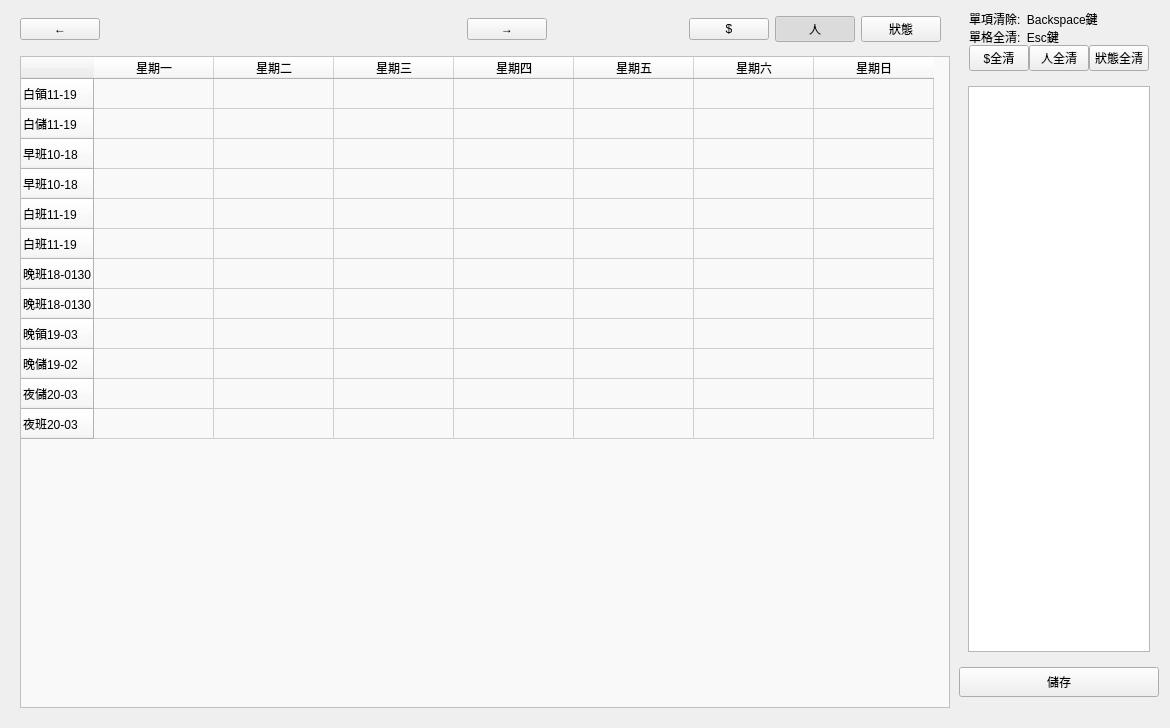
The window that src/AdbClient/StageReport/LayerSchedule.ui (roger0816/Adb) describes before a commit, drawn with Qt 5.
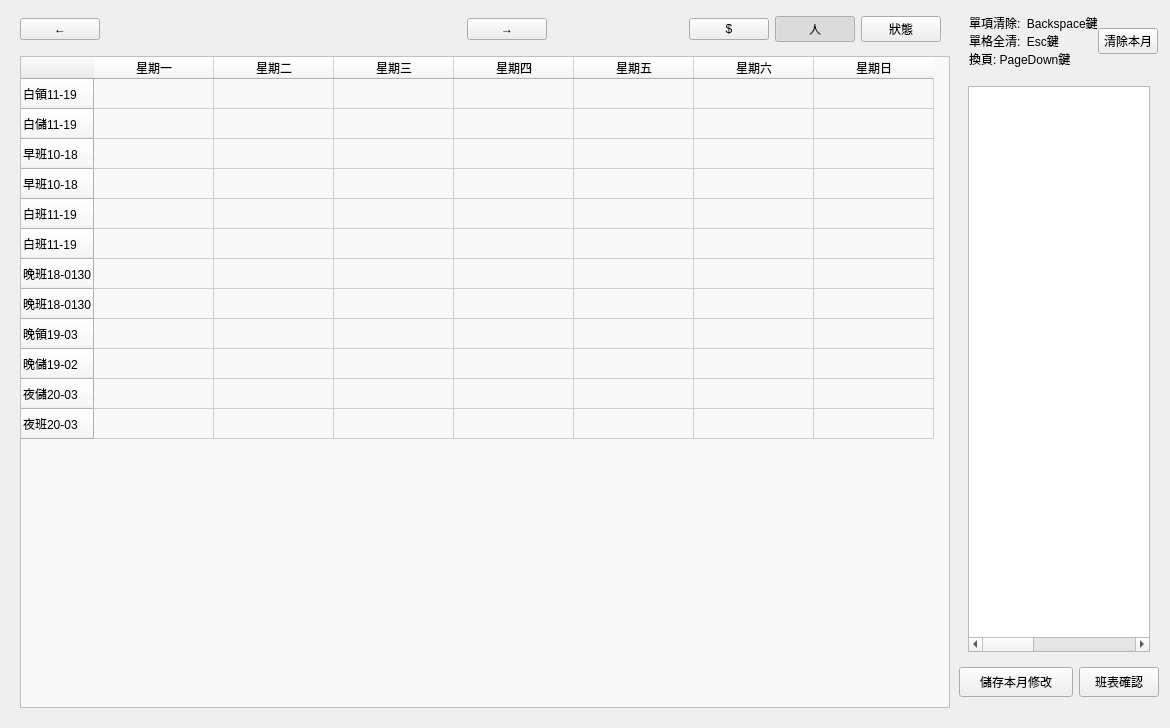
The same window after the commit. The open tabs and pages were chosen to show the change. Custom widgets are drawn as their Qt base class.

```diff
--- a/src/AdbClient/StageReport/LayerSchedule.ui
+++ b/src/AdbClient/StageReport/LayerSchedule.ui
@@ -388,7 +388,7 @@
        <height>16777215</height>
       </size>
      </property>
-     <layout class="QVBoxLayout" name="verticalLayout_4">
+     <layout class="QGridLayout" name="gridLayout_7">
       <property name="leftMargin">
        <number>0</number>
       </property>
@@ -401,7 +401,7 @@
       <property name="bottomMargin">
        <number>20</number>
       </property>
-      <item>
+      <item row="0" column="0" colspan="2">
        <widget class="QWidget" name="wFn" native="true">
         <property name="minimumSize">
          <size>
@@ -428,54 +428,17 @@
          <property name="spacing">
           <number>0</number>
          </property>
-         <item row="1" column="0">
-          <widget class="QPushButton" name="btnClearCost">
-           <property name="minimumSize">
-            <size>
-             <width>60</width>
-             <height>0</height>
-            </size>
-           </property>
-           <property name="maximumSize">
-            <size>
-             <width>100</width>
-             <height>16777215</height>
-            </size>
-           </property>
-           <property name="text">
-            <string>$全清</string>
-           </property>
-          </widget>
-         </item>
-         <item row="1" column="1">
-          <widget class="QPushButton" name="btnClearUserSid">
-           <property name="minimumSize">
-            <size>
-             <width>60</width>
-             <height>0</height>
-            </size>
-           </property>
-           <property name="maximumSize">
-            <size>
-             <width>100</width>
-             <height>16777215</height>
-            </size>
-           </property>
-           <property name="text">
-            <string>人全清</string>
-           </property>
-          </widget>
-         </item>
-         <item row="0" column="0" colspan="4">
+         <item row="0" column="0" colspan="3">
           <widget class="QLabel" name="lbFn">
            <property name="text">
             <string>單項清除:  Backspace鍵 
-單格全清:  Esc鍵</string>
+單格全清:  Esc鍵
+換頁: PageDown鍵</string>
            </property>
           </widget>
          </item>
-         <item row="1" column="2">
-          <widget class="QPushButton" name="btnClearStatus">
+         <item row="0" column="3">
+          <widget class="QPushButton" name="btnScheduleClear">
            <property name="minimumSize">
             <size>
              <width>60</width>
@@ -489,14 +452,40 @@
             </size>
            </property>
            <property name="text">
-            <string>狀態全清</string>
+            <string>清除本月</string>
            </property>
           </widget>
          </item>
         </layout>
        </widget>
       </item>
-      <item>
+      <item row="2" column="0">
+       <widget class="QPushButton" name="btnSave">
+        <property name="minimumSize">
+         <size>
+          <width>0</width>
+          <height>30</height>
+         </size>
+        </property>
+        <property name="text">
+         <string>儲存本月修改</string>
+        </property>
+       </widget>
+      </item>
+      <item row="2" column="1">
+       <widget class="QPushButton" name="btnSchedulCheck">
+        <property name="minimumSize">
+         <size>
+          <width>0</width>
+          <height>30</height>
+         </size>
+        </property>
+        <property name="text">
+         <string>班表確認</string>
+        </property>
+       </widget>
+      </item>
+      <item row="1" column="0">
        <widget class="QStackedWidget" name="stackRight">
         <property name="minimumSize">
          <size>
@@ -723,6 +712,9 @@
             <attribute name="horizontalHeaderVisible">
              <bool>false</bool>
             </attribute>
+            <attribute name="horizontalHeaderDefaultSectionSize">
+             <number>115</number>
+            </attribute>
             <attribute name="horizontalHeaderStretchLastSection">
              <bool>true</bool>
             </attribute>
@@ -731,7 +723,17 @@
             </attribute>
             <column>
              <property name="text">
-              <string/>
+              <string>Sid</string>
+             </property>
+            </column>
+            <column>
+             <property name="text">
+              <string>Name</string>
+             </property>
+            </column>
+            <column>
+             <property name="text">
+              <string>Cost</string>
              </property>
             </column>
            </widget>
@@ -765,19 +767,6 @@
         </widget>
        </widget>
       </item>
-      <item>
-       <widget class="QPushButton" name="btnSave">
-        <property name="minimumSize">
-         <size>
-          <width>0</width>
-          <height>30</height>
-         </size>
-        </property>
-        <property name="text">
-         <string>儲存</string>
-        </property>
-       </widget>
-      </item>
      </layout>
     </widget>
    </item>
```
Left out of the diff: 2 changed lines with no effect on the pictures.
